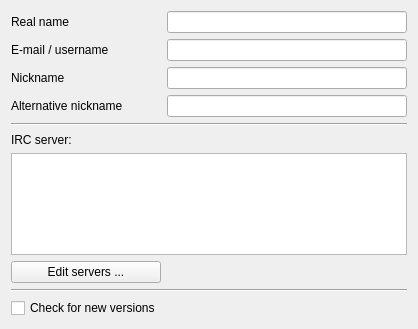
Before: the Qt Designer form iconfig/iconfiggeneral.ui in daniel-Jones/IdealIRC, drawn with Qt 5.
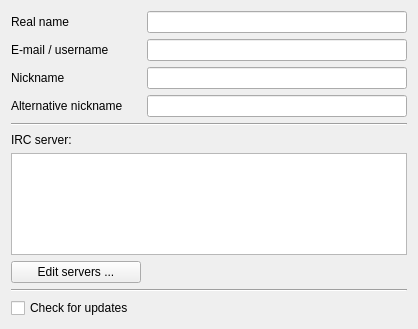
After: the same form once the commit is applied.

Commit message: Corrected a few minor grammatic and english related errors within some forms

What changed in the file:
```diff
--- a/iconfig/iconfiggeneral.ui
+++ b/iconfig/iconfiggeneral.ui
@@ -34,7 +34,7 @@
    <item row="9" column="0">
     <widget class="QCheckBox" name="chkCheckVersion">
      <property name="text">
-      <string>Check for new versions</string>
+      <string>Check for updates</string>
      </property>
     </widget>
    </item>
```
The commit also changes 3 other files.
